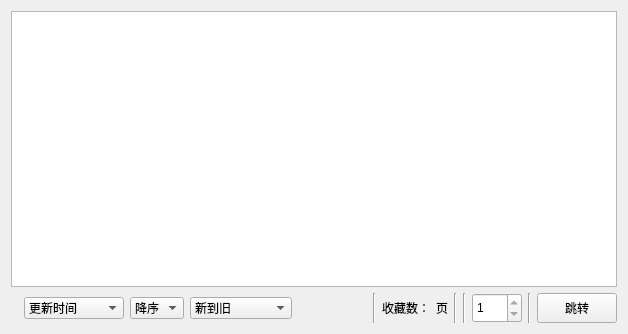
Above: ui/ui_favorite.ui from tonquer/picacg-qt before the change. Below: the same form after it.
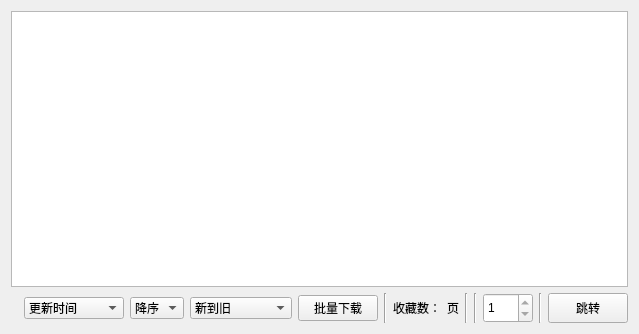
That is the form after the change. Custom widgets are drawn as their Qt base class.

The edit to the form file:
```diff
--- a/ui/ui_favorite.ui
+++ b/ui/ui_favorite.ui
@@ -133,6 +133,13 @@
          </property>
         </spacer>
        </item>
+       <item>
+        <widget class="QPushButton" name="someDownButton">
+         <property name="text">
+          <string>批量下载</string>
+         </property>
+        </widget>
+       </item>
        <item>
         <widget class="Line" name="line_2">
          <property name="orientation">
```
